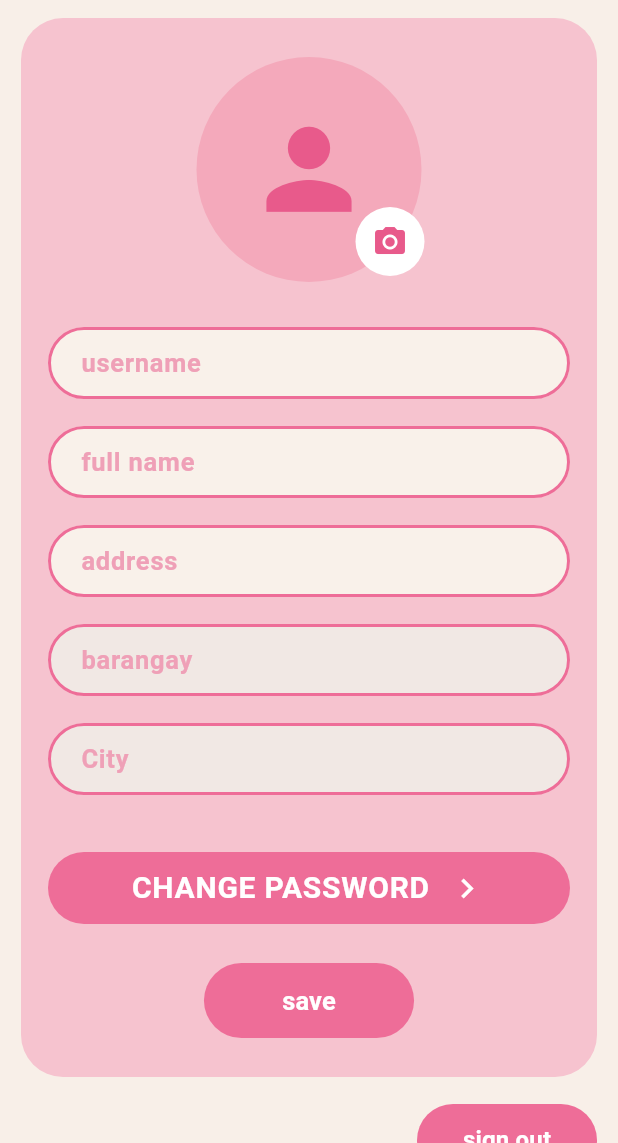
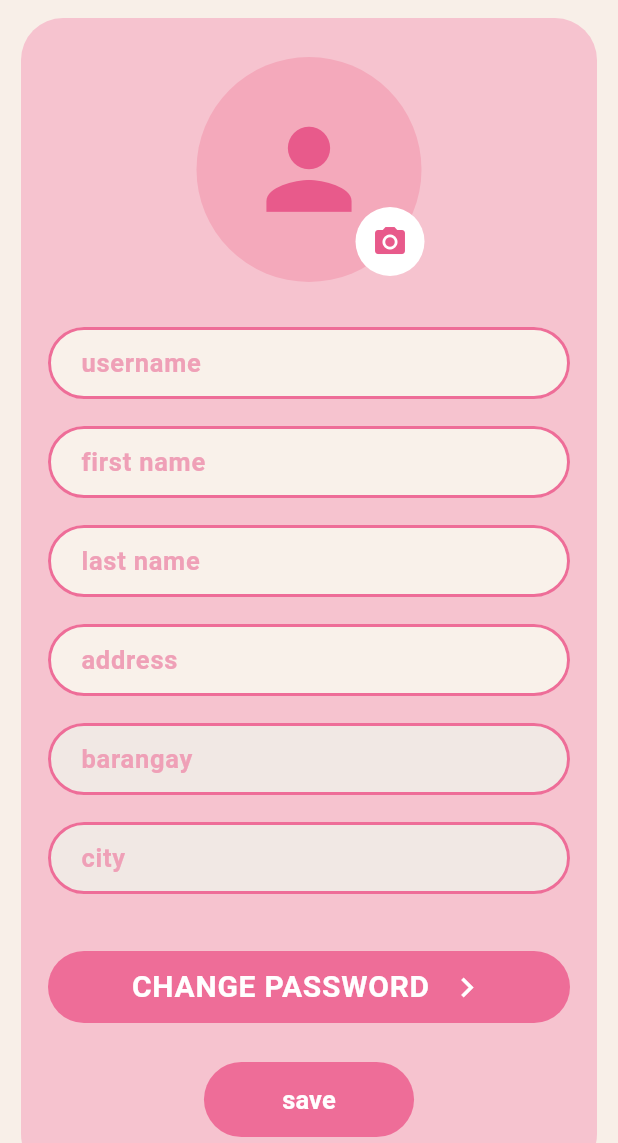
Before and after one commit to iris207/Mamabond, a Flutter app: the MotherProfileScreen screen opened directly, after a tap on "EDIT INFO", on a phone screen of 412 x 824 dp, the part 93-1236 px from its top. Run offline on Flutter 3.47's test engine with Material 3 defaults, Android fonts, the phone set to English and light mode, and no system bars; our stand-ins replace flutter_map, google_fonts, latlong2, supabase_flutter; accounts and stored records are empty; network calls fail.

Commit message:
Profile FULL NAME YEY

```diff
--- a/mamabond/lib/controllers/mother_editprof_controller.dart
+++ b/mamabond/lib/controllers/mother_editprof_controller.dart
@@ -1,3 +1,4 @@
+//mother_editprof_controller.dart
 import 'package:flutter/material.dart';
 import 'package:supabase_flutter/supabase_flutter.dart';
 
@@ -5,7 +6,8 @@ class MotherEditprofController {
   final SupabaseClient _client = Supabase.instance.client;
 
   final TextEditingController usernameController = TextEditingController();
-  final TextEditingController fullNameController = TextEditingController();
+  final TextEditingController firstNameController = TextEditingController();
+  final TextEditingController lastNameController = TextEditingController();
   final TextEditingController streetController = TextEditingController();
   final TextEditingController barangayController = TextEditingController();
   final TextEditingController cityController = TextEditingController();
@@ -20,6 +22,43 @@ class MotherEditprofController {
 
   String valueOrDefault(String value, String fallback) {
     return value.trim().isEmpty ? fallback : value.trim();
+  }
+
+  Map<String, String> splitFullName(String fullName) {
+    final cleanName = fullName.trim();
+
+    if (cleanName.isEmpty) {
+      return {
+        'first_name': '',
+        'last_name': '',
+      };
+    }
+
+    final parts = cleanName.split(RegExp(r'\s+'));
+
+    if (parts.length == 1) {
+      return {
+        'first_name': parts.first,
+        'last_name': '',
+      };
+    }
+
+    return {
+      'first_name': parts.first,
+      'last_name': parts.sublist(1).join(' '),
+    };
+  }
+
+  String buildFullName() {
+    final firstName = firstNameController.text.trim();
+    final lastName = lastNameController.text.trim();
+
+    final fullName = [firstName, lastName]
+        .where((part) => part.isNotEmpty)
+        .join(' ')
+        .trim();
+
+    return fullName.isEmpty ? 'Full name' : fullName;
   }
 
   Future<String?> loadMotherProfile() async {
@@ -47,8 +86,11 @@ class MotherEditprofController {
           .maybeSingle();
 
       if (profile != null) {
+        final fullNameParts = splitFullName(_safeText(profile['full_name']));
+
         usernameController.text = _safeText(profile['username']);
-        fullNameController.text = _safeText(profile['full_name']);
+        firstNameController.text = fullNameParts['first_name'] ?? '';
+        lastNameController.text = fullNameParts['last_name'] ?? '';
         streetController.text = _safeText(profile['address']);
         barangayController.text = _safeText(profile['barangay']);
         cityController.text = _safeText(profile['city']);
@@ -78,16 +120,20 @@ class MotherEditprofController {
 
       isSaving = true;
 
+      final fullName = buildFullName();
+
       print('CURRENT LOGGED IN AUTH ID: ${user.id}');
       print('username: ${usernameController.text}');
-      print('full name: ${fullNameController.text}');
+      print('first name: ${firstNameController.text}');
+      print('last name: ${lastNameController.text}');
+      print('full name: $fullName');
       print('address: ${streetController.text}');
 
       final updatedRows = await _client
           .from('mothers')
           .update({
             'username': valueOrDefault(usernameController.text, 'Username'),
-            'full_name': valueOrDefault(fullNameController.text, 'Full name'),
+            'full_name': fullName,
             'address': valueOrDefault(streetController.text, 'Address'),
           })
           .eq('auth_user_id', user.id)
@@ -112,9 +158,11 @@ class MotherEditprofController {
       }
 
       final updatedProfile = updatedRows.first;
+      final fullNameParts = splitFullName(_safeText(updatedProfile['full_name']));
 
       usernameController.text = _safeText(updatedProfile['username']);
-      fullNameController.text = _safeText(updatedProfile['full_name']);
+      firstNameController.text = fullNameParts['first_name'] ?? '';
+      lastNameController.text = fullNameParts['last_name'] ?? '';
       streetController.text = _safeText(updatedProfile['address']);
       barangayController.text = _safeText(updatedProfile['barangay']);
       cityController.text = _safeText(updatedProfile['city']);
@@ -155,7 +203,8 @@ class MotherEditprofController {
 
   void dispose() {
     usernameController.dispose();
-    fullNameController.dispose();
+    firstNameController.dispose();
+    lastNameController.dispose();
     streetController.dispose();
     barangayController.dispose();
     cityController.dispose();
--- a/mamabond/lib/screens/mother_editprof.dart
+++ b/mamabond/lib/screens/mother_editprof.dart
@@ -183,8 +183,13 @@ class _MotherEditprofState extends State<MotherEditprof> {
                                 ),
                                 const SizedBox(height: 14),
                                 _buildField(
-                                  controller.fullNameController,
-                                  hint: "full name",
+                                  controller.firstNameController,
+                                  hint: "first name",
+                                ),
+                                const SizedBox(height: 14),
+                                _buildField(
+                                  controller.lastNameController,
+                                  hint: "last name",
                                 ),
                                 const SizedBox(height: 14),
                                 _buildField(
@@ -200,7 +205,7 @@ class _MotherEditprofState extends State<MotherEditprof> {
                                 const SizedBox(height: 14),
                                 _buildField(
                                   controller.cityController,
-                                  hint: "City",
+                                  hint: "city",
                                   readOnly: true,
                                 ),
                                 const SizedBox(height: 34),
--- a/mamabond/lib/screens/motherprofile.dart
+++ b/mamabond/lib/screens/motherprofile.dart
@@ -188,7 +188,9 @@ class _MotherProfileScreenState extends State<MotherProfileScreen> {
                                 ),
                                 const SizedBox(height: 12),
                                 Text(
-                                  username.trim().isEmpty ? username : username,
+                                  username.trim().isEmpty
+                                      ? 'No username'
+                                      : username,
                                   textAlign: TextAlign.center,
                                   style: const TextStyle(
                                     fontSize: 22,
@@ -197,6 +199,18 @@ class _MotherProfileScreenState extends State<MotherProfileScreen> {
                                   ),
                                 ),
                                 const SizedBox(height: 4),
+                                Text(
+                                  fullName.trim().isEmpty
+                                      ? 'No name available'
+                                      : fullName,
+                                  textAlign: TextAlign.center,
+                                  style: const TextStyle(
+                                    fontSize: 18,
+                                    fontWeight: FontWeight.w600,
+                                    color: Color(0xFFE88AA5),
+                                  ),
+                                ),
+                                const SizedBox(height: 6),
                                 Text(
                                   fullAddress.isEmpty
                                       ? 'No address available'
```
